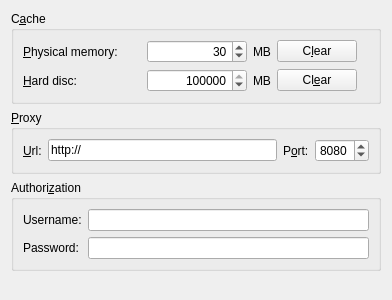
Old version of the form src/lib/MarbleCacheSettingsWidget.ui in the repository KDE/marble.
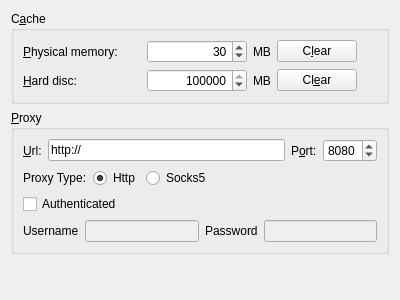
New version of the form.

Commit message: Adding Socks5 Proxy Support to Marble

```diff
--- a/src/lib/MarbleCacheSettingsWidget.ui
+++ b/src/lib/MarbleCacheSettingsWidget.ui
@@ -1,12 +1,12 @@
 <?xml version="1.0" encoding="UTF-8"?>
 <ui version="4.0">
  <class>MarbleCacheSettingsWidget</class>
- <widget class="QWidget" name="MarbleCacheSettingsWidget">
-  <property name="geometry">
+ <widget class="QWidget" name="MarbleCacheSettingsWidget" >
+  <property name="geometry" >
    <rect>
     <x>0</x>
     <y>0</y>
-    <width>392</width>
+    <width>400</width>
     <height>300</height>
    </rect>
   </property>
@@ -170,10 +170,12 @@
      <property name="title">
       <string>&amp;Proxy</string>
      </property>
-     <layout class="QHBoxLayout">
+     <layout class="QVBoxLayout" name="verticalLayout" >
       <item>
-       <widget class="QLabel" name="label_proxyUrl">
-        <property name="text">
+       <layout class="QHBoxLayout" name="horizontalLayout" >
+        <item>
+         <widget class="QLabel" name="label_proxyUrl" >
+          <property name="text" >
          <string>&amp;Url:</string>
         </property>
         <property name="buddy">
@@ -182,15 +184,15 @@
        </widget>
       </item>
       <item>
-       <widget class="QLineEdit" name="kcfg_proxyUrl">
-        <property name="text">
+         <widget class="QLineEdit" name="kcfg_proxyUrl" >
+          <property name="text" >
          <string>http://</string>
         </property>
        </widget>
       </item>
       <item>
-       <widget class="QLabel" name="label_proxyPort">
-        <property name="text">
+         <widget class="QLabel" name="label_proxyPort" >
+          <property name="text" >
          <string>P&amp;ort:</string>
         </property>
         <property name="buddy">
@@ -199,8 +201,8 @@
        </widget>
       </item>
       <item>
-       <widget class="QSpinBox" name="kcfg_proxyPort">
-        <property name="maximum">
+         <widget class="QSpinBox" name="kcfg_proxyPort" >
+          <property name="maximum" >
          <number>9999</number>
         </property>
         <property name="value">
@@ -209,59 +211,102 @@
        </widget>
       </item>
      </layout>
+      </item>
+      <item>
+       <layout class="QHBoxLayout" name="horizontalLayout_2" >
+        <item>
+         <widget class="QLabel" name="label_proxyType" >
+          <property name="text" >
+           <string>Proxy Type:</string>
+          </property>
     </widget>
    </item>
    <item>
-    <widget class="QGroupBox" name="groupBox_authorization">
-     <property name="title">
-      <string>Authori&amp;zation</string>
-     </property>
-     <layout class="QFormLayout" name="formLayout">
-      <property name="fieldGrowthPolicy">
-       <enum>QFormLayout::AllNonFixedFieldsGrow</enum>
-      </property>
-      <item row="0" column="0">
-       <widget class="QLabel" name="label_username">
-        <property name="text">
-         <string>Username:</string>
-        </property>
-        <property name="buddy">
-         <cstring>kcfg_user</cstring>
+         <widget class="QRadioButton" name="kcfg_proxyHttp" >
+          <property name="text" >
+           <string>Http</string>
+          </property>
+          <property name="checked" >
+           <bool>true</bool>
+          </property>
+         </widget>
+        </item>
+        <item>
+         <widget class="QRadioButton" name="kcfg_proxySocks5" >
+          <property name="text" >
+           <string>Socks5</string>
+          </property>
+          <property name="checked" >
+           <bool>false</bool>
         </property>
        </widget>
       </item>
-      <item row="0" column="1">
-       <widget class="QLineEdit" name="kcfg_user"/>
-      </item>
-      <item row="2" column="0">
-       <widget class="QLabel" name="label_password">
-        <property name="text">
-         <string>Password:</string>
+        <item>
+         <spacer name="horizontalSpacer" >
+          <property name="orientation" >
+           <enum>Qt::Horizontal</enum>
+          </property>
+          <property name="sizeHint" stdset="0" >
+           <size>
+            <width>40</width>
+            <height>20</height>
+           </size>
+          </property>
+         </spacer>
+        </item>
+       </layout>
+      </item>
+      <item>
+       <widget class="QCheckBox" name="kcfg_proxyAuth" >
+        <property name="text" >
+         <string>Authenticated</string>
         </property>
-        <property name="buddy">
-         <cstring>kcfg_password</cstring>
+       </widget>
+      </item>
+      <item>
+       <layout class="QHBoxLayout" name="horizontalLayout_3" >
+        <item>
+         <widget class="QLabel" name="label_username" >
+          <property name="text" >
+           <string>Username</string>
         </property>
        </widget>
       </item>
-      <item row="2" column="1">
-       <widget class="QLineEdit" name="kcfg_password">
-        <property name="echoMode">
-         <enum>QLineEdit::Password</enum>
+        <item>
+         <widget class="QLineEdit" name="kcfg_proxyUser" >
+          <property name="enabled" >
+           <bool>false</bool>
         </property>
        </widget>
       </item>
-     </layout>
+        <item>
+         <widget class="QLabel" name="label_password" >
+          <property name="text" >
+           <string>Password</string>
+          </property>
+         </widget>
+        </item>
+        <item>
+         <widget class="QLineEdit" name="kcfg_proxyPass" >
+          <property name="enabled" >
+           <bool>false</bool>
+          </property>
+         </widget>
+        </item>
+       </layout>
+      </item>
+     </layout>
     </widget>
    </item>
    <item>
-    <spacer>
-     <property name="orientation">
+    <spacer name="verticalSpacer" >
+     <property name="orientation" >
       <enum>Qt::Vertical</enum>
      </property>
-     <property name="sizeHint" stdset="0">
+     <property name="sizeHint" stdset="0" >
       <size>
        <width>20</width>
-       <height>71</height>
+       <height>40</height>
       </size>
      </property>
     </spacer>
```
Left out of the diff: 125 changed lines with no effect on the pictures. Lines whose indentation alone changed are shown as unchanged. The commit also changes 7 other files.
